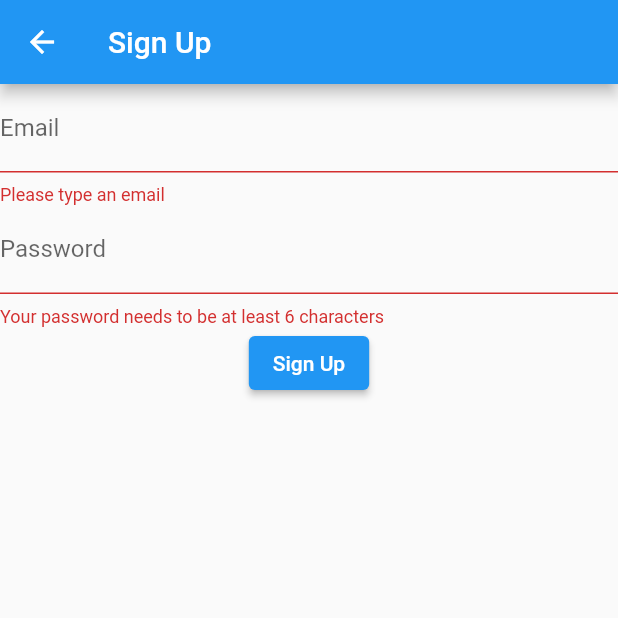
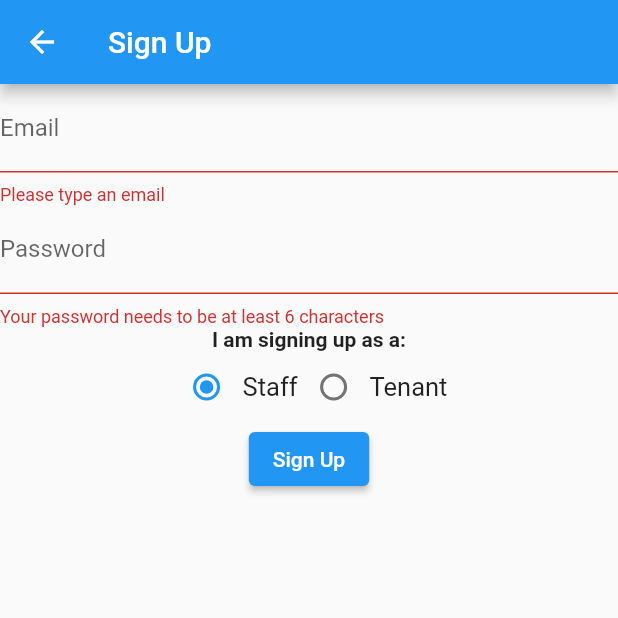
Before and after one commit to rileychin/50.003-Singhealth-app, a Flutter app: the SignUp screen opened directly, after a tap on "Sign Up", on a phone screen of 412 x 824 dp, the top half of it. Run offline on Flutter 3.47's test engine with Material 2 defaults, Android fonts, the phone set to English and light mode, and no system bars; our stand-ins replace cloud_firestore, firebase_auth, firebase_core; accounts and stored records are empty.

Commit message:
added radio button on signUp.dart

```diff
--- a/lib/Pages/home.dart
+++ b/lib/Pages/home.dart
@@ -1,6 +1,7 @@
 import 'package:cloud_firestore/cloud_firestore.dart';
 import 'package:firebase_auth/firebase_auth.dart';
 import 'package:flutter/material.dart';
+import 'package:singhealth_app/classes/firebase.dart';
 
 class Home extends StatelessWidget{
   //constructor
@@ -27,7 +28,7 @@ class Home extends StatelessWidget{
           switch (snapshot.connectionState){
             case ConnectionState.waiting: return Text("loading ...");
             default:
-              return Text("Welcome ${snapshot.data['name']} you are logged in as ${snapshot.data['type']}");
+              return Text("Welcome ${snapshot.data['name']} you are logged in as ${snapshot.data['role']}");
           }
         },
       ),
--- /dev/null
+++ b/lib/classes/firebase.dart
@@ -0,0 +1,12 @@
+import 'package:cloud_firestore/cloud_firestore.dart';
+import 'package:firebase_auth/firebase_auth.dart';
+import 'package:flutter/material.dart';
+
+class FirebaseFunctions{
+
+  FirebaseFunctions({
+    Key key,
+
+});
+
+}
--- a/lib/setup/signUp.dart
+++ b/lib/setup/signUp.dart
@@ -12,6 +12,8 @@ class SignUp extends StatefulWidget {
 
 class _SignUpState extends State<SignUp> {
   String _email, _password;
+  String _role = "Staff";
+  int id = 1;
   final GlobalKey<FormState> _formKey = GlobalKey<FormState>();
   @override
   Widget build(BuildContext context){
@@ -47,6 +49,48 @@ class _SignUpState extends State<SignUp> {
                   ),
                   obscureText: true,
                 ),
+                Text(
+                  'I am signing up as a: ',
+                  textAlign: TextAlign.center,
+                  overflow: TextOverflow.ellipsis,
+                  style: TextStyle(fontWeight: FontWeight.bold),
+                ),
+                Row(
+                  mainAxisAlignment: MainAxisAlignment.center,
+                  children: <Widget>[
+                    Radio(
+                      value: 1,
+                      groupValue: id,
+                      onChanged: (val) {
+                        setState(() {
+                          _role = 'Staff';
+                          id = 1;
+                        });
+                      },
+                    ),
+                    Text(
+                      'Staff',
+                      style: new TextStyle(fontSize: 17.0),
+                    ),
+
+                    Radio(
+                      value: 2,
+                      groupValue: id,
+                      onChanged: (val) {
+                        setState(() {
+                          _role = 'Tenant';
+                          id = 2;
+                        });
+                      },
+                    ),
+                    Text(
+                      'Tenant',
+                      style: new TextStyle(
+                        fontSize: 17.0,
+                      ),
+                    ),
+                  ]
+                ),
                 ElevatedButton(onPressed: signUp,
                   child: Text('Sign Up'),
                 )
@@ -67,8 +111,9 @@ class _SignUpState extends State<SignUp> {
 
         FirebaseFirestore.instance.collection("users").doc(user.uid).set({
           "name" : "riley",
-          "type" : "admin",
+          "role" : _role,
           "email" : _email,
+
         });
 
         Navigator.pushReplacement(context,MaterialPageRoute(builder: (context)=> LoginPage()));
```
Also changed, not shown: lib/classes/staff.dart (added), lib/classes/tenant.dart (added).
